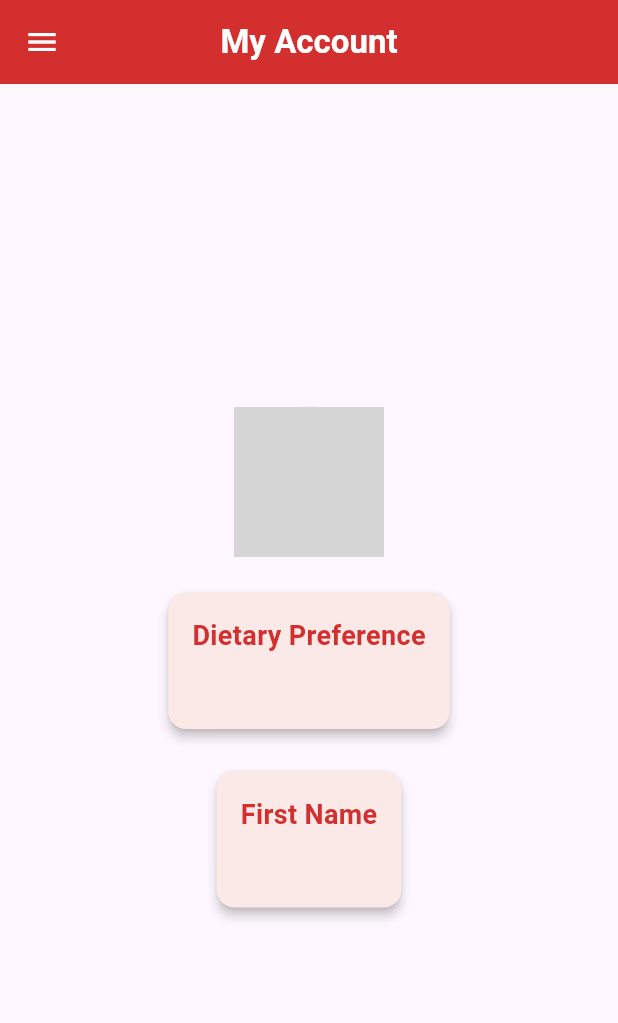
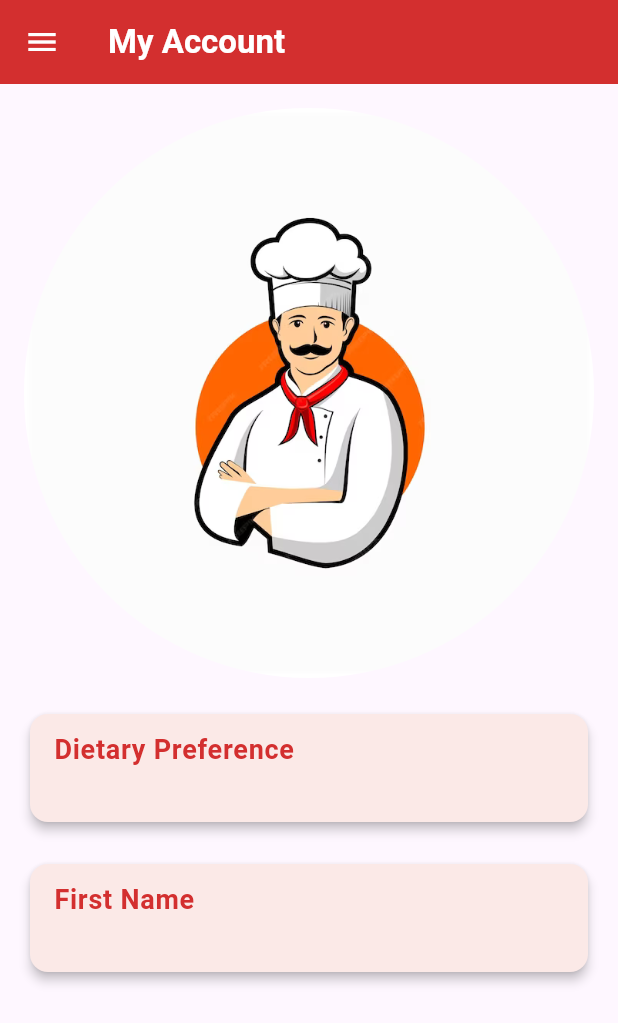
Before and after one commit to psuuc-jbgarcia/mad_recipeapp, a Flutter app: the AccountScreen screen opened directly, on a phone screen of 412 x 824 dp. Shown: the top 1023 px of the screen. Run offline on Flutter 3.47's test engine with Material 3 defaults, Android fonts, the phone set to English and light mode, and no system bars; our stand-ins replace cloud_firestore, email_validator, firebase_auth, firebase_core, flutter_easyloading, font_awesome_flutter and 2 more; missing offline and left inert: flutter_webview_plugin; accounts and stored records are empty; grey boxes are pictures that could not be loaded.

Commit message:
first commit

```diff
--- a/lib/main.dart
+++ b/lib/main.dart
@@ -27,7 +27,7 @@ class MyApp extends StatelessWidget {
 
         useMaterial3: true,
       ),
-      home: Login(),
+      home: SplashScreen(),
       builder: EasyLoading.init(),
     );
   }
--- a/lib/screens/profile.dart
+++ b/lib/screens/profile.dart
@@ -11,55 +11,51 @@ class AccountScreen extends StatelessWidget {
     const Color accentColor = Color(0xFFFFAB91); // Light Orange
     const Color backgroundColor = Color(0xFFFBE9E7); // Light Peach
 
+    // Function to handle uploading image to Firestore
+    Future<void> uploadImage() async {
+      // Implement your image uploading logic here
+    }
+
     return Scaffold(
       drawer: CustomDrawer(),
       appBar: AppBar(
-        centerTitle: true,
         title: Text(
           "My Account",
           style: TextStyle(color: Colors.white, fontWeight: FontWeight.bold),
-          textAlign: TextAlign.center,
         ),
         backgroundColor: primaryColor,
         iconTheme: IconThemeData(color: Colors.white),
       ),
-      body: Center(
-        child: SingleChildScrollView(
-          child: Padding(
-            padding: const EdgeInsets.all(16.0),
-            child: StreamBuilder<DocumentSnapshot<Map<String, dynamic>>>(
+      body: StreamBuilder<DocumentSnapshot<Map<String, dynamic>>>(
         stream: FirebaseFirestore.instance.collection('account').doc(userId).snapshots(),
         builder: (context, snapshot) {
           if (snapshot.connectionState == ConnectionState.waiting) {
-                  return CircularProgressIndicator();
+            return Center(child: CircularProgressIndicator());
           } else if (snapshot.hasError) {
-                  return Text('Error: ${snapshot.error}');
+            return Center(child: Text('Error: ${snapshot.error}'));
           } else {
             final data = snapshot.data?.data();
             if (data == null || data.isEmpty) {
-                    return Text('No data found');
+              return Center(child: Text('No data found'));
             } else {
               final dietaryPreference = data['dietary_preference'] ?? 'Not found';
               final fname = data['fname'] ?? 'Not found';
 
-                    return Column(
-                      mainAxisAlignment: MainAxisAlignment.center,
-                      crossAxisAlignment: CrossAxisAlignment.center,
+              return ListView(
+                padding: EdgeInsets.all(16.0),
                 children: [
-                        CircleAvatar(
-                          backgroundImage: NetworkImage('https://via.placeholder.com/150'),
-                          radius: 50,
-                        ),
+               ClipOval(
+    child: Image.asset(
+      'assets/images/profile.png',
+      fit: BoxFit.cover,
+    )),
+
                   SizedBox(height: 20),
                   Card(
                     elevation: 3,
                     color: backgroundColor,
-                          child: Padding(
-                            padding: const EdgeInsets.all(16.0),
-                            child: Column(
-                              mainAxisSize: MainAxisSize.min,
-                              children: [
-                                Text(
+                    child: ListTile(
+                      title: Text(
                         'Dietary Preference',
                         style: TextStyle(
                           fontSize: 18,
@@ -67,15 +63,9 @@ class AccountScreen extends StatelessWidget {
                           color: primaryColor,
                         ),
                       ),
-                                SizedBox(height: 10),
-                                Text(
+                      subtitle: Text(
                         dietaryPreference,
-                                  style: TextStyle(
-                                    fontSize: 16,
-                                  ),
-                                  textAlign: TextAlign.center,
-                                ),
-                              ],
+                        style: TextStyle(fontSize: 16),
                       ),
                     ),
                   ),
@@ -83,12 +73,8 @@ class AccountScreen extends StatelessWidget {
                   Card(
                     elevation: 3,
                     color: backgroundColor,
-                          child: Padding(
-                            padding: const EdgeInsets.all(16.0),
-                            child: Column(
-                              mainAxisSize: MainAxisSize.min,
-                              children: [
-                                Text(
+                    child: ListTile(
+                      title: Text(
                         'First Name',
                         style: TextStyle(
                           fontSize: 18,
@@ -96,27 +82,19 @@ class AccountScreen extends StatelessWidget {
                           color: primaryColor,
                         ),
                       ),
-                                SizedBox(height: 10),
-                                Text(
+                      subtitle: Text(
                         fname,
-                                  style: TextStyle(
-                                    fontSize: 16,
-                                  ),
-                                  textAlign: TextAlign.center,
-                                ),
-                              ],
+                        style: TextStyle(fontSize: 16),
                       ),
                     ),
                   ),
+
                 ],
               );
             }
           }
         },
       ),
-          ),
-        ),
-      ),
     );
   }
 }
```
Also changed, not shown: lib/screens/login.dart (+26 -10 lines), lib/screens/splash1.dart (+9 -10 lines), lib/screens/splash2.dart (+8 -1 lines), pubspec.yaml (+10 -3 lines), assets/icon/icon.png (added), assets/images/logo.gif (added), assets/images/logo.png (added), assets/images/profile.png (added), pubspec.lock, 28 other files. Lines whose indentation alone changed are shown as unchanged.
